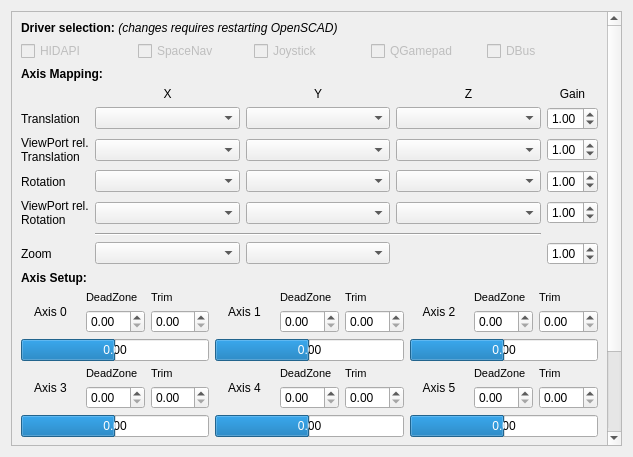
The window that src/input/AxisConfigWidget.ui (openscad/openscad) describes before a commit, drawn with Qt 5.
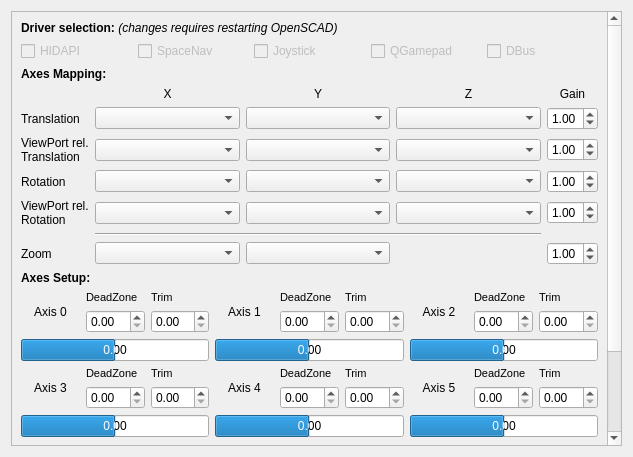
The same window after the commit.

```diff
--- a/src/input/AxisConfigWidget.ui
+++ b/src/input/AxisConfigWidget.ui
@@ -1053,7 +1053,7 @@
           </font>
          </property>
          <property name="text">
-          <string>Axis Setup:</string>
+          <string>Axes Setup:</string>
          </property>
         </widget>
        </item>
@@ -1127,7 +1127,7 @@
           </font>
          </property>
          <property name="text">
-          <string>Axis Mapping:</string>
+          <string>Axes Mapping:</string>
          </property>
         </widget>
        </item>
```
Left out of the diff: 2 changed lines with no effect on the pictures.
